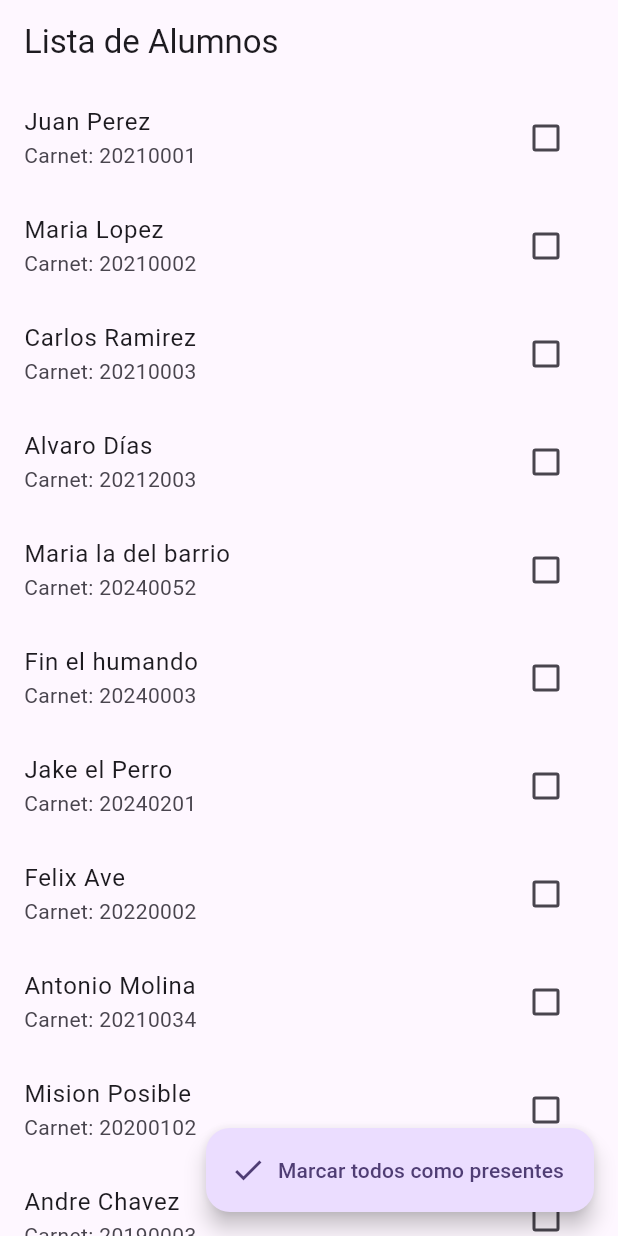
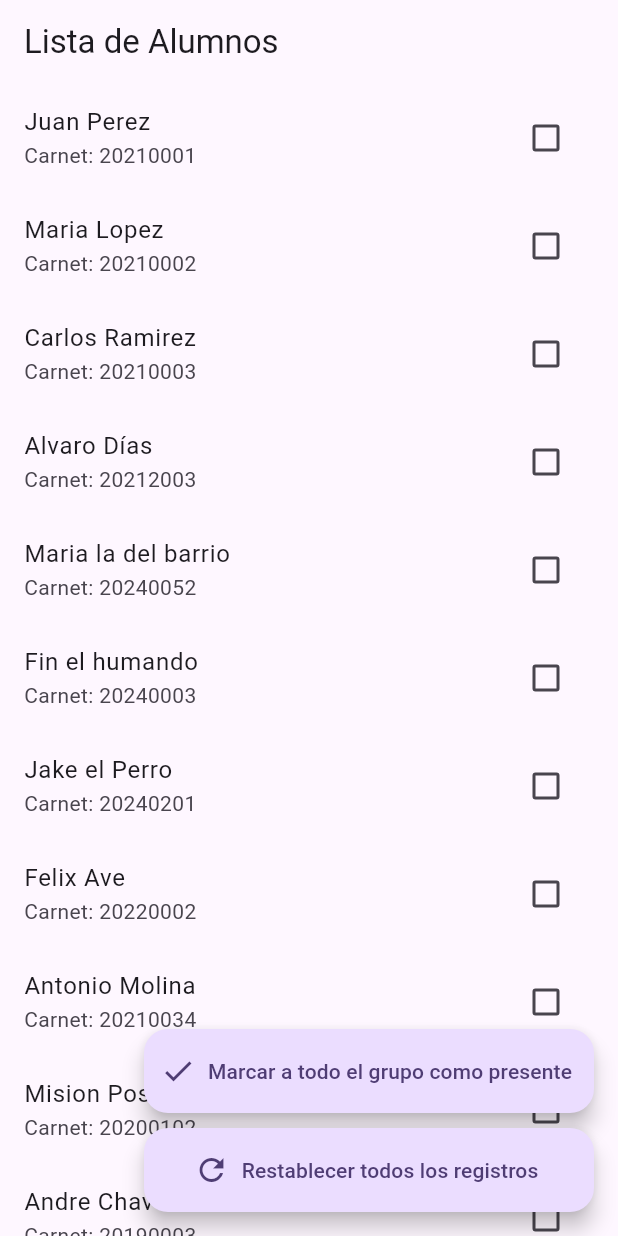
Before and after one commit to TheAlejo999/Laboratorio_1_Apps, a Flutter app: the screen it shows after launch, on a phone screen of 412 x 824 dp. Run offline on Flutter 3.47's test engine with Material 3 defaults, Android fonts, the phone set to English and light mode, and no system bars.

Commit message:
boton para restablecer todos los registros a su estado inicial

```diff
--- a/laboratorio1/lib/main.dart
+++ b/laboratorio1/lib/main.dart
@@ -1,5 +1,41 @@
 import 'package:flutter/material.dart';
 
+void main() {
+  runApp(const MyApp());
+}
+
+class MyApp extends StatelessWidget {
+  const MyApp({super.key});
+
+  // This widget is the root of your application.
+  @override
+  Widget build(BuildContext context) {
+    return MaterialApp(
+      title: 'Flutter Demo',
+      theme: ThemeData(
+        // This is the theme of your application.
+        //
+        // TRY THIS: Try running your application with "flutter run". You'll see
+        // the application has a purple toolbar. Then, without quitting the app,
+        // try changing the seedColor in the colorScheme below to Colors.green
+        // and then invoke "hot reload" (save your changes or press the "hot
+        // reload" button in a Flutter-supported IDE, or press "r" if you used
+        // the command line to start the app).
+        //
+        // Notice that the counter didn't reset back to zero; the application
+        // state is not lost during the reload. To reset the state, use hot
+        // restart instead.
+        //
+        // This works for code too, not just values: Most code changes can be
+        // tested with just a hot reload.
+        colorScheme: .fromSeed(seedColor: Colors.deepPurple),
+      ),
+      home: const ListaAlumnosScreen(),
+    );
+  }
+}
+
+//Laboratorio empieza aqui
 class Alumno {
   final String nombre;
   final String carnet;
@@ -25,11 +61,7 @@ class _ListaAlumnosScreenState extends State<ListaAlumnosScreen> {
     Alumno(nombre: 'Maria Lopez', carnet: '20210002', estaPresente: false),
     Alumno(nombre: 'Carlos Ramirez', carnet: '20210003', estaPresente: false),
     Alumno(nombre: 'Alvaro Días', carnet: '20212003', estaPresente: false),
-    Alumno(
-      nombre: 'Maria la del barrio',
-      carnet: '20240052',
-      estaPresente: false,
-    ),
+    Alumno(nombre: 'Maria la del barrio',carnet: '20240052', estaPresente: false),
     Alumno(nombre: 'Fin el humando', carnet: '20240003', estaPresente: false),
     Alumno(nombre: 'Jake el Perro', carnet: '20240201', estaPresente: false),
     Alumno(nombre: 'Felix Ave', carnet: '20220002', estaPresente: false),
@@ -66,142 +98,43 @@ class _ListaAlumnosScreenState extends State<ListaAlumnosScreen> {
         },
         padding: const EdgeInsets.only(bottom: 78),
       ),
-      floatingActionButton: FloatingActionButton.extended(
+      floatingActionButton: Column(
+        mainAxisSize: MainAxisSize.min,
+        children: [
+          SizedBox(
+            width: 300,
+            child: FloatingActionButton.extended(
               onPressed: () {
+                setState(() {
                   for (final alumno in alumnos) {
                     if (!alumno.estaPresente) {
-              setState(() {
                       alumno.estaPresente = true;
-              });
                     }
                   }
+                });
               },
-        icon: Icon(Icons.check),
-        label: Text('Marcar todos como presentes'),
+              icon: const Icon(Icons.check),
+              label: const Text('Marcar a todo el grupo como presente'),
+            ),
+          ),
+
+          const SizedBox(height: 10),
+          SizedBox(
+            width: 300,
+            child: FloatingActionButton.extended(
+              onPressed: () {
+                setState(() {
+                  for (final alumno in alumnos) {
+                      alumno.estaPresente = false;
+                  }
+                });
+              },
+              icon: const Icon(Icons.refresh),
+              label: const Text('Restablecer todos los registros'),
+            ),
+          ),
+        ],
       ),
     );
   }
 }
-
-// El Main desde aqui
-
-void main() {
-  runApp(const MyApp());
-}
-
-class MyApp extends StatelessWidget {
-  const MyApp({super.key});
-
-  // This widget is the root of your application.
-  @override
-  Widget build(BuildContext context) {
-    return MaterialApp(
-      title: 'Flutter Demo',
-      theme: ThemeData(
-        // This is the theme of your application.
-        //
-        // TRY THIS: Try running your application with "flutter run". You'll see
-        // the application has a purple toolbar. Then, without quitting the app,
-        // try changing the seedColor in the colorScheme below to Colors.green
-        // and then invoke "hot reload" (save your changes or press the "hot
-        // reload" button in a Flutter-supported IDE, or press "r" if you used
-        // the command line to start the app).
-        //
-        // Notice that the counter didn't reset back to zero; the application
-        // state is not lost during the reload. To reset the state, use hot
-        // restart instead.
-        //
-        // This works for code too, not just values: Most code changes can be
-        // tested with just a hot reload.
-        colorScheme: .fromSeed(seedColor: Colors.deepPurple),
-      ),
-      home: const ListaAlumnosScreen(), //MyHomePage(title: 'Flutter Demo Home Page'),
-    );
-  }
-}
-
-class MyHomePage extends StatefulWidget {
-  const MyHomePage({super.key, required this.title});
-
-  // This widget is the home page of your application. It is stateful, meaning
-  // that it has a State object (defined below) that contains fields that affect
-  // how it looks.
-
-  // This class is the configuration for the state. It holds the values (in this
-  // case the title) provided by the parent (in this case the App widget) and
-  // used by the build method of the State. Fields in a Widget subclass are
-  // always marked "final".
-
-  final String title;
-
-  @override
-  State<MyHomePage> createState() => _MyHomePageState();
-}
-
-class _MyHomePageState extends State<MyHomePage> {
-  int _counter = 0;
-
-  void _incrementCounter() {
-    setState(() {
-      // This call to setState tells the Flutter framework that something has
-      // changed in this State, which causes it to rerun the build method below
-      // so that the display can reflect the updated values. If we changed
-      // _counter without calling setState(), then the build method would not be
-      // called again, and so nothing would appear to happen.
-      _counter++;
-    });
-  }
-
-  @override
-  Widget build(BuildContext context) {
-    // This method is rerun every time setState is called, for instance as done
-    // by the _incrementCounter method above.
-    //
-    // The Flutter framework has been optimized to make rerunning build methods
-    // fast, so that you can just rebuild anything that needs updating rather
-    // than having to individually change instances of widgets.
-    return Scaffold(
-      appBar: AppBar(
-        // TRY THIS: Try changing the color here to a specific color (to
-        // Colors.amber, perhaps?) and trigger a hot reload to see the AppBar
-        // change color while the other colors stay the same.
-        backgroundColor: Theme.of(context).colorScheme.inversePrimary,
-        // Here we take the value from the MyHomePage object that was created by
-        // the App.build method, and use it to set our appbar title.
-        title: Text(widget.title),
-      ),
-      body: Center(
-        // Center is a layout widget. It takes a single child and positions it
-        // in the middle of the parent.
-        child: Column(
-          // Column is also a layout widget. It takes a list of children and
-          // arranges them vertically. By default, it sizes itself to fit its
-          // children horizontally, and tries to be as tall as its parent.
-          //
-          // Column has various properties to control how it sizes itself and
-          // how it positions its children. Here we use mainAxisAlignment to
-          // center the children vertically; the main axis here is the vertical
-          // axis because Columns are vertical (the cross axis would be
-          // horizontal).
-          //
-          // TRY THIS: Invoke "debug painting" (choose the "Toggle Debug Paint"
-          // action in the IDE, or press "p" in the console), to see the
-          // wireframe for each widget.
-          mainAxisAlignment: .center,
-          children: [
-            const Text('You have pushed the button this many times:'),
-            Text(
-              '$_counter',
-              style: Theme.of(context).textTheme.headlineMedium,
-            ),
-          ],
-        ),
-      ),
-      floatingActionButton: FloatingActionButton(
-        onPressed: _incrementCounter,
-        tooltip: 'Increment',
-        child: const Icon(Icons.add),
-      ),
-    );
-  }
-}
```
Lines whose indentation alone changed are shown as unchanged.
